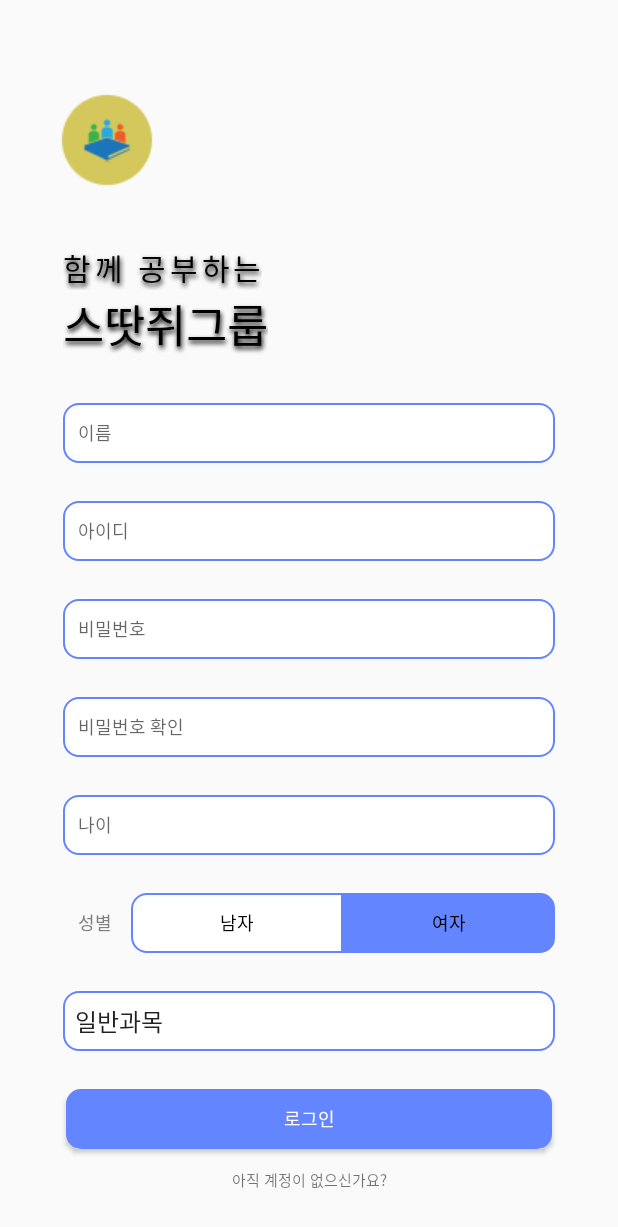
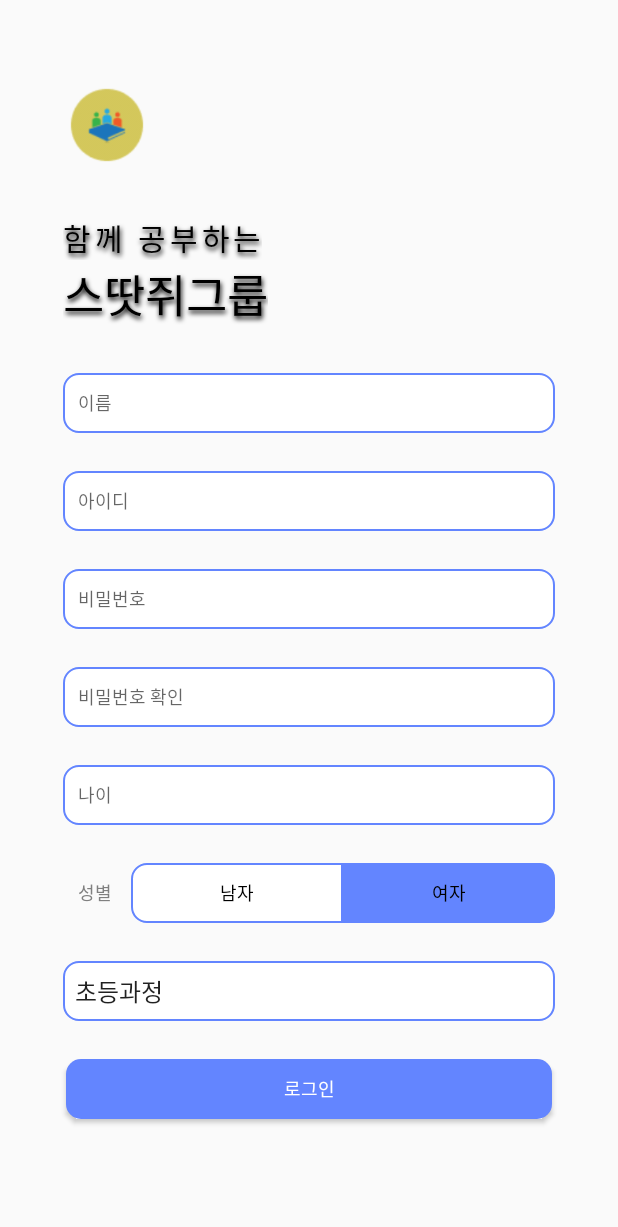
Before and after one commit to 2020Network/NetworkAndroid, an Android app: the SignupActivity screen opened directly, with no data from a screen before it, on a phone screen of 412 x 824 dp. Shown: the top 1227 px of the screen. Run offline under Robolectric (Android 15) with nearby library versions, the phone set to English and light mode, and no system bars.

Commit message:
<Update> xml

```diff
--- a/app/src/main/res/layout/activity_signup.xml
+++ b/app/src/main/res/layout/activity_signup.xml
@@ -9,7 +9,7 @@
     <ImageView
         android:id="@+id/imageView"
         android:layout_width="wrap_content"
-        android:layout_height="wrap_content"
+        android:layout_height="80dp"
         android:layout_marginStart="21dp"
         android:layout_marginTop="43dp"
         app:layout_constraintStart_toStartOf="parent"
@@ -98,7 +98,7 @@
         android:ems="10"
         android:fontFamily="@font/appleneol"
         android:hint="비밀번호"
-        android:inputType="textPersonName"
+        android:inputType="textPassword"
         android:paddingLeft="10dp"
         android:textSize="12dp"
         app:layout_constraintEnd_toEndOf="parent"
@@ -117,7 +117,7 @@
         android:ems="10"
         android:fontFamily="@font/appleneol"
         android:hint="비밀번호 확인"
-        android:inputType="textPersonName"
+        android:inputType="textPassword"
         android:paddingLeft="10dp"
         android:textSize="12dp"
         app:layout_constraintEnd_toEndOf="parent"
@@ -136,7 +136,7 @@
         android:ems="10"
         android:fontFamily="@font/appleneol"
         android:hint="나이"
-        android:inputType="textPersonName"
+        android:inputType="number"
         android:paddingLeft="10dp"
         android:textSize="12dp"
         app:layout_constraintEnd_toEndOf="parent"
@@ -161,17 +161,7 @@
         app:layout_constraintStart_toStartOf="parent"
         app:layout_constraintTop_toBottomOf="@+id/spinner" />
 
-    <TextView
-        android:id="@+id/textSignup"
-        android:layout_width="wrap_content"
-        android:layout_height="wrap_content"
-        android:layout_marginBottom="30dp"
-        android:text="아직 계정이 없으신가요?"
-        android:textSize="10dp"
-        android:fontFamily="@font/appleneol"
-        app:layout_constraintBottom_toBottomOf="parent"
-        app:layout_constraintEnd_toEndOf="parent"
-        app:layout_constraintStart_toStartOf="parent" />
+
 
     <LinearLayout
         android:id="@+id/linearLayout"
@@ -198,6 +188,7 @@
             tools:layout_editor_absoluteY="589dp" />
 
         <RadioGroup
+            android:id="@+id/radioGroup"
             android:layout_width="match_parent"
             android:layout_height="match_parent"
             android:gravity="end"
@@ -236,7 +227,6 @@
         android:layout_marginTop="25dp"
         android:layout_marginEnd="42dp"
         android:background="@drawable/edit_text_shape"
-
         app:layout_constraintEnd_toEndOf="parent"
         app:layout_constraintStart_toStartOf="parent"
         app:layout_constraintTop_toBottomOf="@+id/linearLayout" />
--- a/app/src/main/res/values/field_array.xml
+++ b/app/src/main/res/values/field_array.xml
@@ -1,8 +1,10 @@
 <?xml version="1.0" encoding="utf-8"?>
 <resources>
     <string-array name="field_array">
-        <item>일반과목</item>
-        <item>자격증</item>
+        <item>초등과정</item>
+        <item>중학과정</item>
+        <item>고등과정</item>
+        <item>대학과정</item>
         <item>기타</item>
     </string-array>
 </resources>
```
